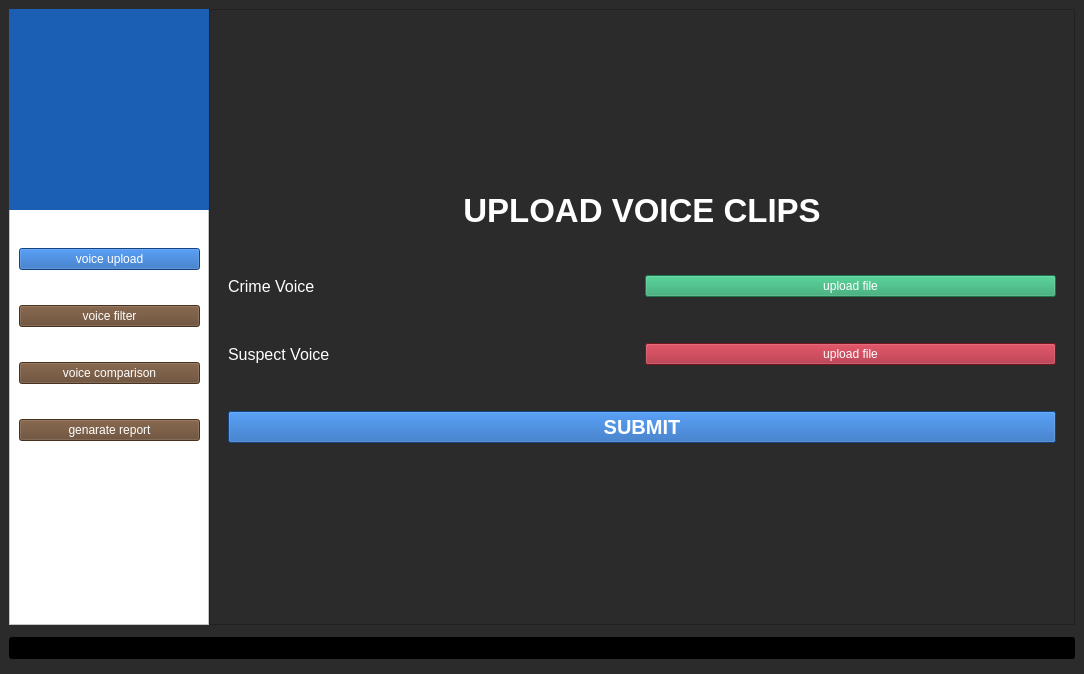
shadyAI4/Voice-Comparison-Tool, file new.ui: the form before one commit.
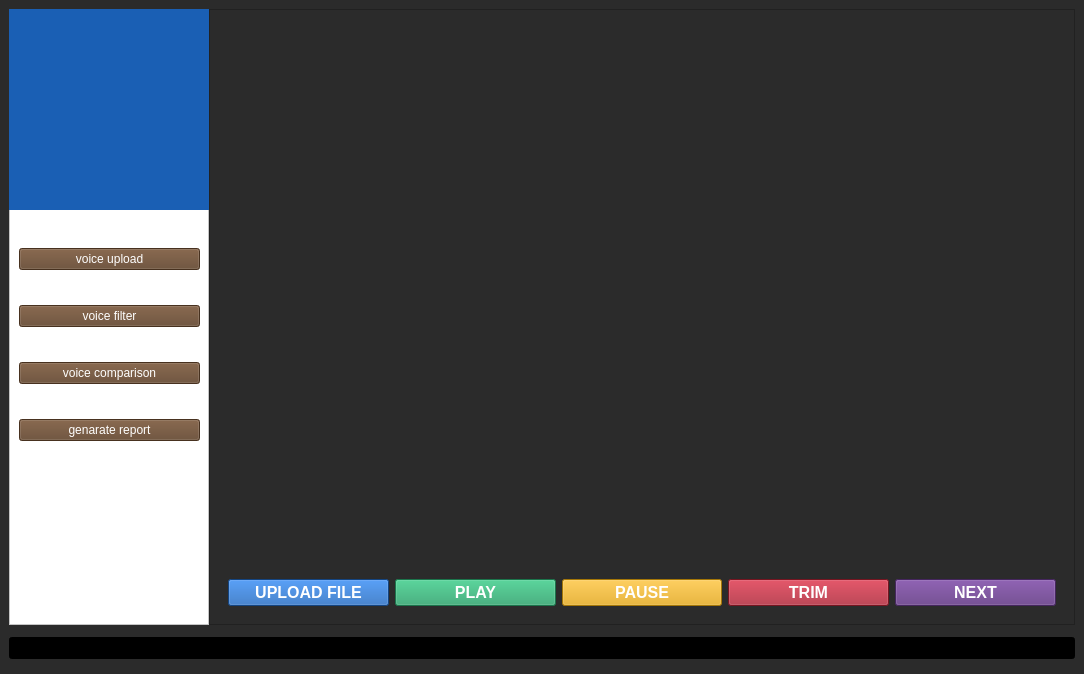
The form after the commit. The open tabs and pages were chosen to show the change. Icons and pictures are not drawn.

The edit to the form file:
```diff
--- a/new.ui
+++ b/new.ui
@@ -107,7 +107,7 @@
            <item>
             <widget class="QPushButton" name="pushButton_17">
              <property name="styleSheet">
-              <string notr="true">background-color: rgb(26, 95, 180);
+              <string notr="true">background-color: rgb(99, 69, 44);
 color: rgb(255, 255, 255);</string>
              </property>
              <property name="text">
@@ -166,6 +166,176 @@
             <property name="currentIndex">
              <number>0</number>
             </property>
+            <widget class="QWidget" name="page_5">
+             <layout class="QGridLayout" name="gridLayout_24">
+              <item row="0" column="0">
+               <widget class="QLabel" name="label_3">
+                <property name="font">
+                 <font>
+                  <pointsize>20</pointsize>
+                  <weight>75</weight>
+                  <bold>true</bold>
+                 </font>
+                </property>
+                <property name="styleSheet">
+                 <string notr="true">color: rgb(255, 255, 255);
+background-image: url(:/images/voiceAnalysis.png);
+background-position:center;
+background-repeate:no-repeate;</string>
+                </property>
+                <property name="text">
+                 <string>WELCOME TO FORENSIC VOICE COMPARISON TOOL</string>
+                </property>
+                <property name="alignment">
+                 <set>Qt::AlignCenter</set>
+                </property>
+               </widget>
+              </item>
+              <item row="1" column="0">
+               <widget class="QWidget" name="widget_15" native="true">
+                <layout class="QGridLayout" name="gridLayout_25">
+                 <item row="0" column="0">
+                  <layout class="QHBoxLayout" name="horizontalLayout_11">
+                   <item>
+                    <widget class="QPushButton" name="pushButton_24">
+                     <property name="font">
+                      <font>
+                       <pointsize>12</pointsize>
+                       <weight>75</weight>
+                       <bold>true</bold>
+                      </font>
+                     </property>
+                     <property name="styleSheet">
+                      <string notr="true">color: rgb(255, 255, 255);
+background-color: rgb(26, 95, 180);</string>
+                     </property>
+                     <property name="text">
+                      <string>SINGLE SPEAKER</string>
+                     </property>
+                    </widget>
+                   </item>
+                   <item>
+                    <widget class="QPushButton" name="pushButton_25">
+                     <property name="font">
+                      <font>
+                       <pointsize>12</pointsize>
+                       <weight>75</weight>
+                       <bold>true</bold>
+                      </font>
+                     </property>
+                     <property name="styleSheet">
+                      <string notr="true">color: rgb(255, 255, 255);
+background-color: rgb(229, 165, 10);</string>
+                     </property>
+                     <property name="text">
+                      <string>MULTSPEAKER</string>
+                     </property>
+                    </widget>
+                   </item>
+                  </layout>
+                 </item>
+                </layout>
+               </widget>
+              </item>
+             </layout>
+            </widget>
+            <widget class="QWidget" name="page_6">
+             <layout class="QGridLayout" name="gridLayout_26">
+              <item row="0" column="0" colspan="5">
+               <widget class="QWidget" name="widget_16" native="true"/>
+              </item>
+              <item row="1" column="0">
+               <widget class="QPushButton" name="pushButton_26">
+                <property name="font">
+                 <font>
+                  <pointsize>12</pointsize>
+                  <weight>75</weight>
+                  <bold>true</bold>
+                 </font>
+                </property>
+                <property name="styleSheet">
+                 <string notr="true">color: rgb(255, 255, 255);
+background-color: rgb(26, 95, 180);</string>
+                </property>
+                <property name="text">
+                 <string>UPLOAD FILE</string>
+                </property>
+               </widget>
+              </item>
+              <item row="1" column="1">
+               <widget class="QPushButton" name="pushButton_27">
+                <property name="font">
+                 <font>
+                  <pointsize>12</pointsize>
+                  <weight>75</weight>
+                  <bold>true</bold>
+                 </font>
+                </property>
+                <property name="styleSheet">
+                 <string notr="true">color: rgb(255, 255, 255);
+background-color: rgb(38, 162, 105);</string>
+                </property>
+                <property name="text">
+                 <string>PLAY</string>
+                </property>
+               </widget>
+              </item>
+              <item row="1" column="2">
+               <widget class="QPushButton" name="pushButton_28">
+                <property name="font">
+                 <font>
+                  <pointsize>12</pointsize>
+                  <weight>75</weight>
+                  <bold>true</bold>
+                 </font>
+                </property>
+                <property name="styleSheet">
+                 <string notr="true">color: rgb(255, 255, 255);
+background-color: rgb(229, 165, 10);</string>
+                </property>
+                <property name="text">
+                 <string>PAUSE</string>
+                </property>
+               </widget>
+              </item>
+              <item row="1" column="3">
+               <widget class="QPushButton" name="pushButton_29">
+                <property name="font">
+                 <font>
+                  <pointsize>12</pointsize>
+                  <weight>75</weight>
+                  <bold>true</bold>
+                 </font>
+                </property>
+                <property name="styleSheet">
+                 <string notr="true">color: rgb(255, 255, 255);
+background-color: rgb(165, 29, 45);</string>
+                </property>
+                <property name="text">
+                 <string>TRIM</string>
+                </property>
+               </widget>
+              </item>
+              <item row="1" column="4">
+               <widget class="QPushButton" name="pushButton_30">
+                <property name="font">
+                 <font>
+                  <pointsize>12</pointsize>
+                  <weight>75</weight>
+                  <bold>true</bold>
+                 </font>
+                </property>
+                <property name="styleSheet">
+                 <string notr="true">background-color: rgb(97, 53, 131);
+color: rgb(255, 255, 255);</string>
+                </property>
+                <property name="text">
+                 <string>NEXT</string>
+                </property>
+               </widget>
+              </item>
+             </layout>
+            </widget>
             <widget class="QWidget" name="page_1">
              <layout class="QVBoxLayout" name="verticalLayout_9">
               <item>
```
